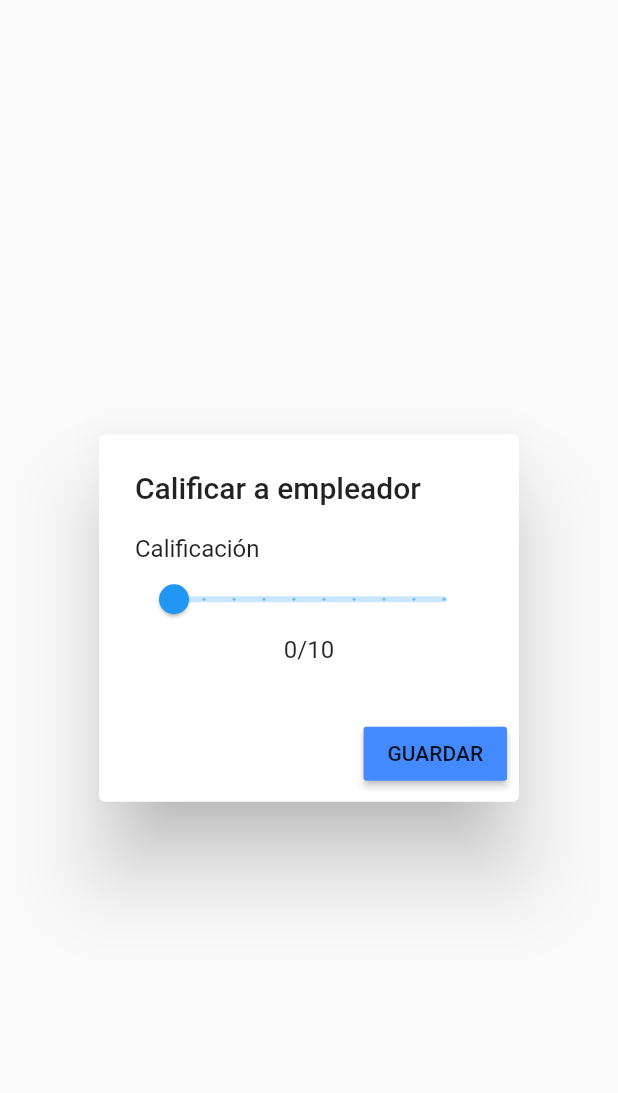
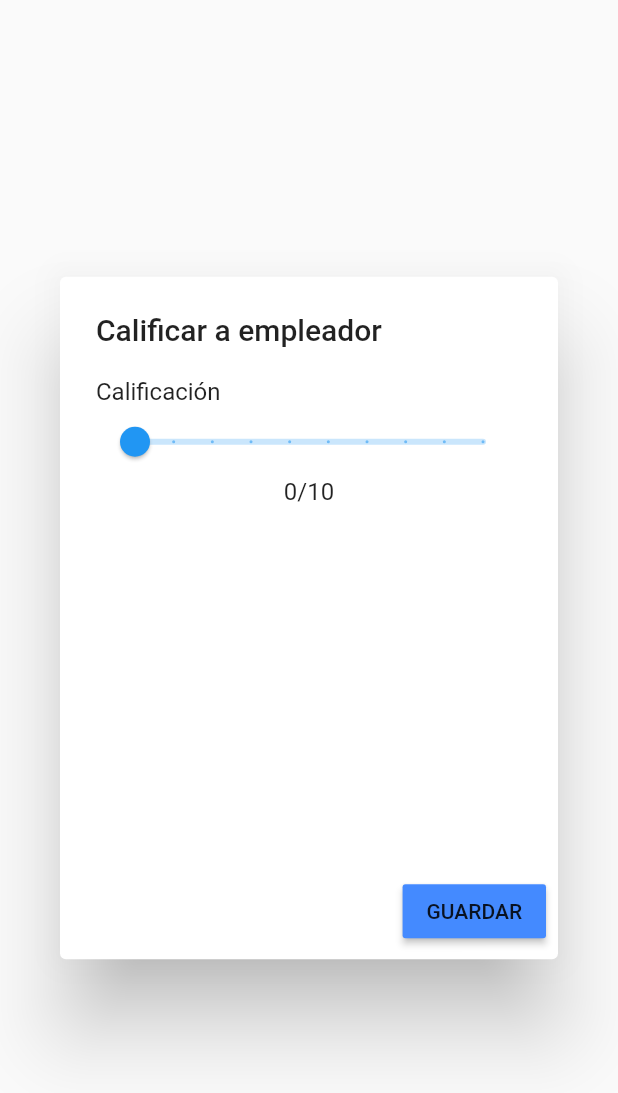
Before and after one commit to Franzc2/apptrap, a Flutter app: the CalificacionAEmpleadorDialog widget shown alone on an empty page, opened directly with empty values, on a phone screen of 412 x 824 dp. Shown: the top 1093 px of the screen. Run offline on Flutter 3.47's test engine with Material 2 defaults, Android fonts, the phone set to English and light mode, and no system bars; our stand-ins replace cloud_firestore, date_format, file_picker, firebase_auth, firebase_messaging, firebase_storage and 11 more; missing offline and left inert: algolia, flutter_facebook_login, flutter_full_pdf_viewer, flutter_twitter_login, geocoder, pattern_formatter; accounts and stored records are empty; network calls fail.

Commit message:
modificacion del modal calificacion

```diff
--- a/lib/ui/views/curriculum_page.dart
+++ b/lib/ui/views/curriculum_page.dart
@@ -71,7 +71,7 @@ class _CurriculumPageState extends State<CurriculumPage> {
     final infoUser=Provider.of<LoginState>(context).infoUser();
     final List<ExpProfesional> expProfUser=Provider.of<LoginState>(context).expProfUser();
     final List<Formacion> formacionUser=Provider.of<LoginState>(context).formacionUser();
-
+    ///ABRIR PDF
     void abrirPdf(String url, String namePDF)async{
       File fl= await createFileOfPdfUrl(url);
       String pathpdf=fl.path;
--- a/lib/ui/views/detalles_mi_postulacion_page.dart
+++ b/lib/ui/views/detalles_mi_postulacion_page.dart
@@ -400,7 +400,8 @@ class _CalificacionAEmpleadorDialogState extends State<CalificacionAEmpleadorDia
             Text(_labelCalificacion.toString()+"/10",textAlign: TextAlign.center,)
           ],
         ),
-        height: 90,
+        height: 300,
+        width: 300,
       ),
       actions: <Widget>[
         RaisedButton(
--- a/lib/ui/views/personal_information_page.dart
+++ b/lib/ui/views/personal_information_page.dart
@@ -242,7 +242,7 @@ class _PersonalInformationPageState extends State<PersonalInformationPage> {
                 ),
                 controller: ciCtrl,
                 validator: validateCI,
-                keyboardType: TextInputType.text,
+                keyboardType: TextInputType.phone,
               ),
               SizedBox(height: 15,),
               DropdownButtonFormField<String>(
--- a/lib/ui/views/postulantes_ganadores_publicacion.dart
+++ b/lib/ui/views/postulantes_ganadores_publicacion.dart
@@ -229,7 +229,8 @@ class _CalificacionDialogState extends State<CalificacionDialog> {
             Text(_labelCalificacion.toString()+"/10",textAlign: TextAlign.center,)
           ],
         ),
-        height: 90,
+        height: 300,
+        width: 300,
       ),
       actions: <Widget>[
         RaisedButton(
```
